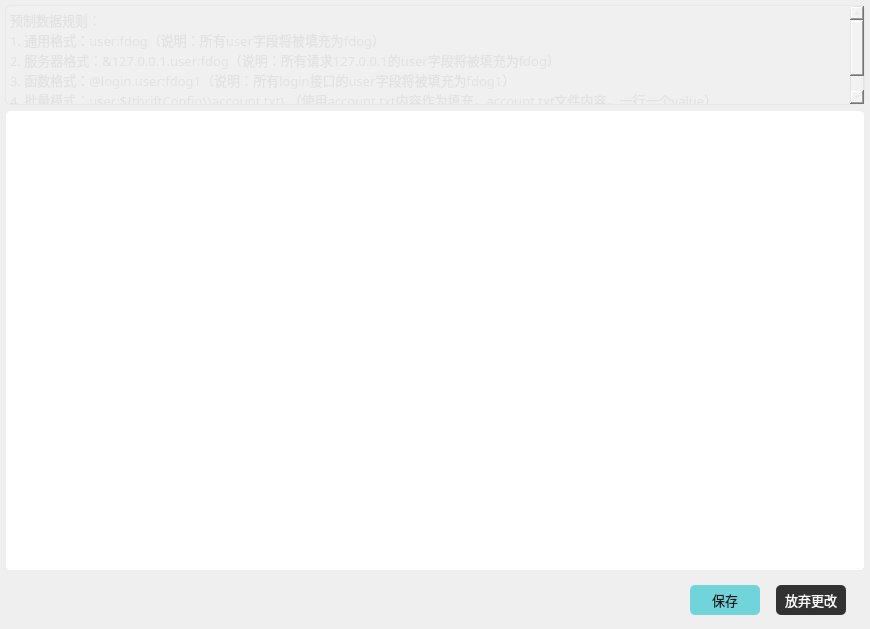
This is Fdog-Kit/module_thrift/prefabricatedata.ui in HuaGouFdog/Fdog-Kit as Qt 5 draws it before an edit. The edited form follows.
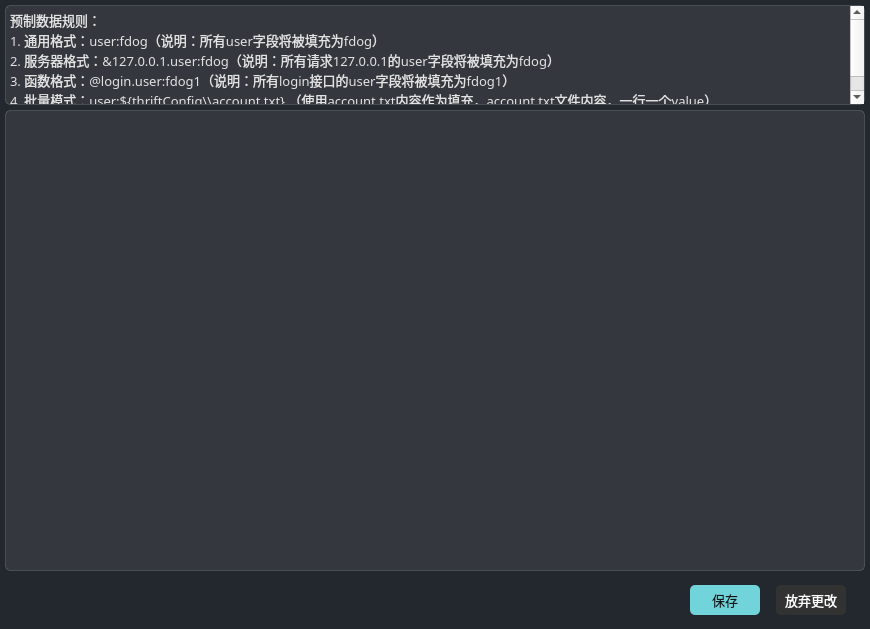
This is the edited form. Icons and pictures are not drawn.

Commit message: 优化ui

```diff
--- a/Fdog-Kit/module_thrift/prefabricatedata.ui
+++ b/Fdog-Kit/module_thrift/prefabricatedata.ui
@@ -33,7 +33,7 @@
     <widget class="QWidget" name="widget" native="true">
      <property name="styleSheet">
       <string notr="true">#widget{
-border-image: url(:/lib/back1.png);
+	background-color: rgb(35, 39, 46);
 }</string>
      </property>
      <layout class="QVBoxLayout" name="verticalLayout">
@@ -100,12 +100,10 @@
         </property>
         <property name="styleSheet">
          <string notr="true">#textEdit{
-	border: 1px solid rgba(197, 197, 197,50);
-	/*background-color: rgba(255, 255, 255, 20);*/
-	
-	background-color: rgb(255, 255, 255);
-	border-radius: 5px;
-	color: rgb(79, 79, 79);
+border: 1px solid rgba(197, 197, 197,50);
+background-color: rgba(255, 255, 255, 20);
+color: rgb(226, 226, 226);
+border-radius: 5px;
 }
 
 QScrollBar:vertical{
```
